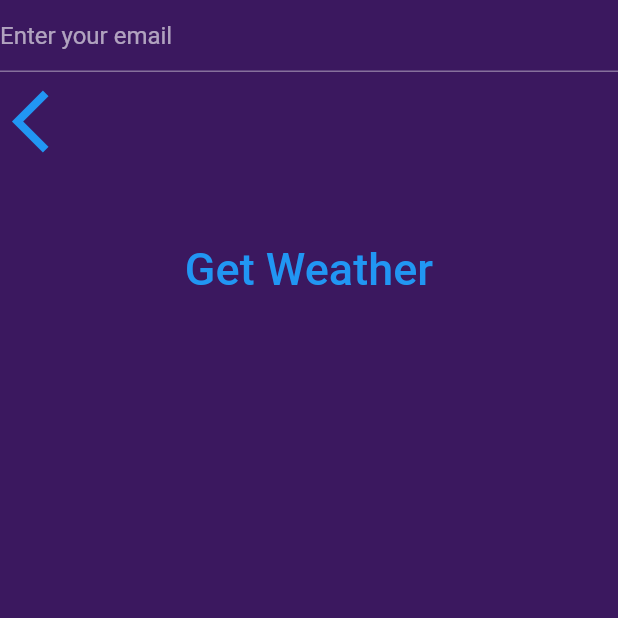
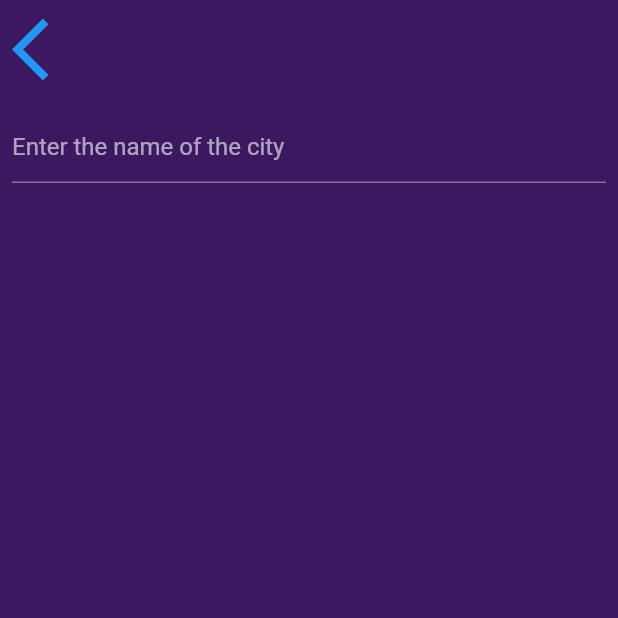
Before and after one commit to ikram-md/flutter, a Flutter app: the CityScreen screen opened directly, on a phone screen of 412 x 824 dp, the top half of it. Run offline on Flutter 3.47's test engine with Material 2 defaults, Android fonts, the light colour scheme and no system bars; our stand-ins replace audioplayers, flutter_spinkit, font_awesome_flutter, geolocator, rflutter_alert; Roboto replaces fonts that are missing (Spartan MB).

Commit message:
added the city by weather screen and logic

```diff
--- a/clima/lib/screens/city_screen.dart
+++ /dev/null
@@ -1,56 +0,0 @@
-import 'package:flutter/material.dart';
-import 'package:clima/utilities/constants.dart';
-import '../services/weather.dart';
-class CityScreen extends StatefulWidget {
-  @override
-  _CityScreenState createState() => _CityScreenState();
-}
-
-class _CityScreenState extends State<CityScreen> {
-  @override
-  Widget build(BuildContext context) {
-    return Scaffold(
-      body: Container(
-        color: Color(0xff3B185F),
-        constraints: BoxConstraints.expand(),
-        child: SafeArea(
-          child: Column(
-            children: <Widget>[
-              TextFormField(
-            decoration: const InputDecoration(
-              hintText: 'Enter your email',
-            ),
-            validator: (String value) {
-              if (value == null || value.isEmpty) {
-                return 'Please enter some text';
-              }
-              return null;
-            },),
-              Align(
-                alignment: Alignment.topLeft,
-                child: TextButton(
-                  onPressed: () {Navigator.pop(context);},
-                  child: Icon(
-                    Icons.arrow_back_ios,
-                    size: 50.0,
-                  ),
-                ),
-              ),
-              Container(
-                padding: EdgeInsets.all(20.0),
-                child: null,
-              ),
-              TextButton(
-                onPressed: (){},
-                child: Text(
-                  'Get Weather',
-                  style: kButtonTextStyle,
-                ),
-              ),
-            ],
-          ),
-        ),
-      ),
-    );
-  }
-}
--- /dev/null
+++ b/clima/lib/screens/input_screen.dart
@@ -0,0 +1,74 @@
+import 'package:flutter/material.dart';
+import 'package:clima/utilities/constants.dart';
+import '../services/weather.dart';
+import '../screens/location_screen.dart';
+
+class CityScreen extends StatefulWidget {
+  @override
+  _CityScreenState createState() => _CityScreenState();
+}
+
+class _CityScreenState extends State<CityScreen> {
+  //
+  TextEditingController _controller;
+  WeatherModel weather = new WeatherModel();
+  @override
+  void initState() {
+    super.initState();
+    _controller = TextEditingController();
+  }
+
+  @override
+  Widget build(BuildContext context) {
+    Widget textBox(String val) {
+      return Text("City name $val");
+    }
+
+    return Scaffold(
+      body: Container(
+        color: Color(0xff3B185F),
+        constraints: BoxConstraints.expand(),
+        child: SafeArea(
+          child: Column(
+            children: <Widget>[
+              Align(
+                alignment: Alignment.topLeft,
+                child: TextButton(
+                  onPressed: () {
+                    Navigator.pop(context);
+                  },
+                  child: Icon(
+                    Icons.arrow_back_ios,
+                    size: 50.0,
+                  ),
+                ),
+              ),
+              Padding(
+                padding: const EdgeInsets.all(8.0),
+                child: TextField(
+                  controller: _controller,
+                  onSubmitted: (String value) async {
+                    var openWeather = await weather.getCityWeather(value);
+                    print(openWeather);
+                    var name = openWeather['name'];
+                    print(name);
+                    var desc = openWeather['weather'][0]['description'];
+                    var temp = openWeather['main']['temp'] - 273.15;
+                    var country = openWeather['sys']['country'];
+                    var cityPage = Navigator.push(context,
+                        MaterialPageRoute(builder: (context) {
+                      return LocationScreen(name: name,temp: temp,desc: desc,country: country,);
+                    }));
+                  },
+                  decoration: const InputDecoration(
+                    hintText: 'Enter the name of the city ',
+                  ),
+                ),
+              ),
+            ],
+          ),
+        ),
+      ),
+    );
+  }
+}
--- a/clima/lib/screens/location_screen.dart
+++ b/clima/lib/screens/location_screen.dart
@@ -1,4 +1,4 @@
-import 'package:clima/screens/city_screen.dart';
+import 'package:clima/screens/input_screen.dart';
 import 'package:clima/utilities/day_card.dart';
 import 'package:clima/utilities/weather_card.dart';
 import 'package:flutter/material.dart';
```
